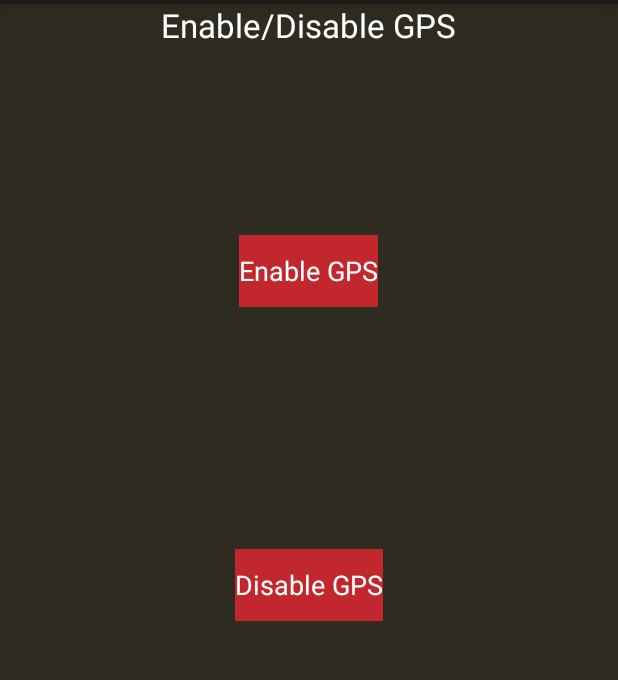
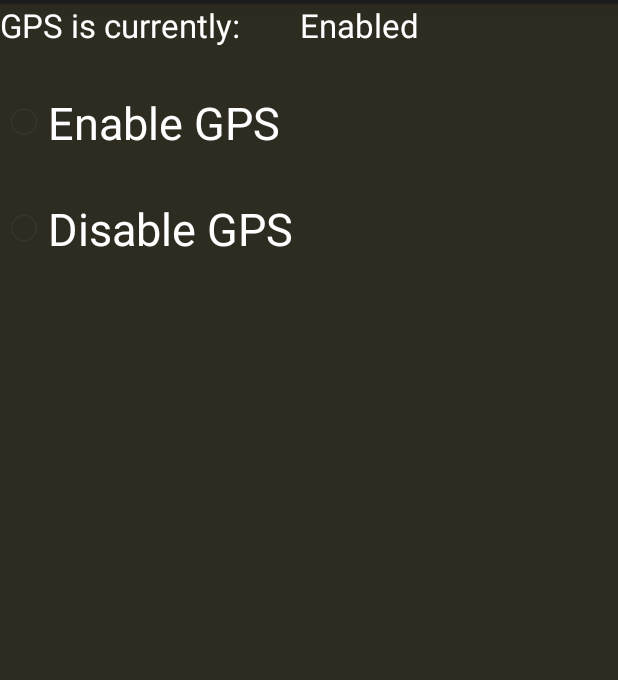
Before and after one commit to TheComputerLiterates/App_NitosUmbrella, an Android app: the fragment enableGPS_Fragment shown on its own in the app's theme, on a phone screen of 412 x 824 dp, the part 69-749 px from its top. Run offline under Robolectric (Android 15) with nearby library versions, the phone set to English and light mode, and no system bars.

Commit message:
Enable/Disable page updated. Will work on status changing after API is done.

```diff
--- a/app/src/main/res/layout/gps_layout.xml
+++ b/app/src/main/res/layout/gps_layout.xml
@@ -7,31 +7,49 @@
         android:layout_width="wrap_content"
         android:layout_height="wrap_content"
         android:textAppearance="?android:attr/textAppearanceLarge"
-        android:text="Enable/Disable GPS"
-        android:id="@+id/textView"
-        android:layout_alignParentTop="true"
-        android:layout_centerHorizontal="true"
+        android:text="GPS is currently: "
+        android:id="@+id/textView4"
         android:textColor="@color/white" />
 
-    <Button
+    <RadioGroup
+        android:layout_width="fill_parent"
+        android:layout_height="fill_parent"
+        android:id="@+id/dahgroup"
+        android:layout_alignParentLeft="true"
+        android:layout_alignParentStart="true">
+
+
+        <TextView
+            android:layout_width="wrap_content"
+            android:layout_height="wrap_content"
+            android:textAppearance="?android:attr/textAppearanceLarge"
+            android:text="Enabled"
+            android:id="@+id/textView7"
+            android:textColor="@color/white"
+            android:layout_marginLeft="200dp" />
+
+
+        <RadioButton
             android:layout_width="wrap_content"
             android:layout_height="wrap_content"
             android:text="Enable GPS"
-        android:id="@+id/button2"
-        android:layout_marginTop="125dp"
-        android:layout_below="@+id/textView"
+            android:textSize="30dp"
+            android:layout_marginTop="30dp"
+            android:id="@+id/radioButton"
             android:textColor="@color/white"
-        android:layout_centerHorizontal="true"
-        android:background="@color/umbrella_red" />
+            android:checked="false" />
 
-    <Button
+        <RadioButton
             android:layout_width="wrap_content"
             android:layout_height="wrap_content"
             android:text="Disable GPS"
+            android:layout_marginTop="30dp"
+            android:textSize="30dp"
+            android:id="@+id/radioButton2"
             android:textColor="@color/white"
-        android:id="@+id/button3"
-        android:layout_centerVertical="true"
-        android:layout_centerHorizontal="true"
-        android:background="@color/umbrella_red" />
+            android:checked="false" />
+    </RadioGroup>
+
+
 
 </RelativeLayout>
```
Lines whose indentation alone changed are shown as unchanged.
